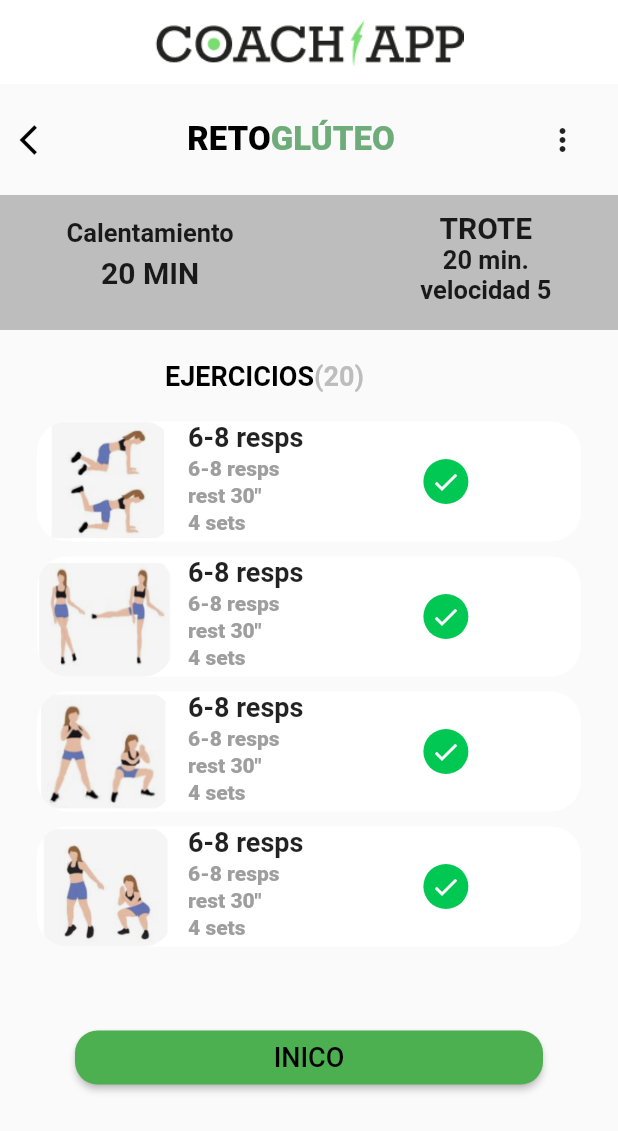
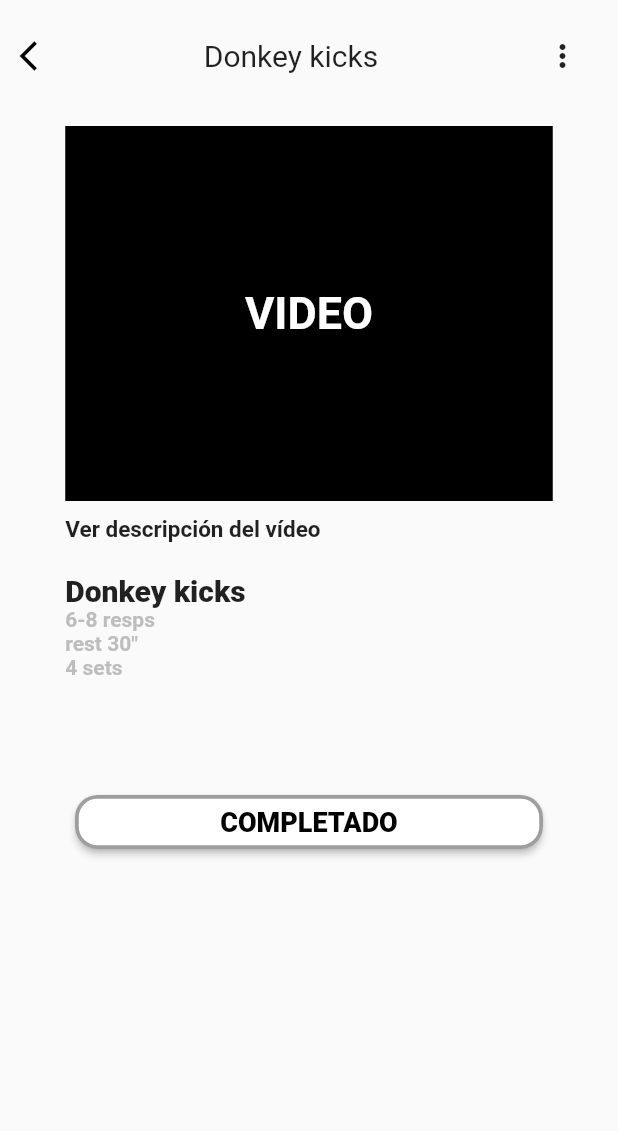
Before and after one commit to niteshnkh/coach, a Flutter app: the Home3 screen opened directly, after a tap on "INICO", on a phone screen of 412 x 824 dp. Shown: the top 1131 px of the screen. Run offline on Flutter 3.47's test engine with Material 2 defaults, Android fonts, the light colour scheme and no system bars; our stand-ins replace sizer.

Commit message:
added home last screen

```diff
--- a/lib/screens/HomeScreen/Home3.dart
+++ b/lib/screens/HomeScreen/Home3.dart
@@ -1,4 +1,5 @@
 import 'package:coach_app/model/home3list.dart';
+import 'package:coach_app/screens/HomeScreen/home4.dart';
 import 'package:flutter/material.dart';
 
 
@@ -195,7 +196,13 @@ class Home3 extends StatelessWidget {
                 child: SizedBox(
                   width: MediaQuery.of(context).size.width,
                   child: ElevatedButton(
-                      onPressed: () {},
+                      onPressed: () {
+                        Navigator.of(context).push(
+                              MaterialPageRoute(
+                                builder: (context) => Home4(),
+                              ),
+                            );
+                      },
                       style: ElevatedButton.styleFrom(
                           primary: Colors.green.shade500,
                           shape: RoundedRectangleBorder(
--- /dev/null
+++ b/lib/screens/HomeScreen/home4.dart
@@ -0,0 +1,181 @@
+import 'package:flutter/cupertino.dart';
+import 'package:flutter/material.dart';
+
+
+class Home4 extends StatelessWidget {
+  const Home4({Key? key}) : super(key: key);
+
+  @override
+  Widget build(BuildContext context) {
+    return Scaffold(
+      appBar: AppBar(
+        toolbarHeight: 0,
+      ),
+      // appBar: AppBar(
+      //   backgroundColor: Colors.white,
+      //   title: Container(
+      //     padding: EdgeInsets.fromLTRB(40, 0, 30 , 0),
+      //     child: Text("Donkey kicks",
+      //       style: TextStyle(
+      //         color: Colors.black
+      //       ),
+      //     ),
+      //   ),
+      //   leading: Icon(
+      //     Icons.arrow_back_ios,
+      //     color: Colors.black,
+      //   ),
+      // ),
+      body: Container(
+        child: SingleChildScrollView(
+          child: Column(
+            children: [
+              Container(
+                width: MediaQuery.of(context).size.width,
+                child: Padding(
+                  padding: const EdgeInsets.all(13.0),
+                  child: SizedBox(
+                    width: MediaQuery.of(context).size.width,
+                    child: Row(
+                      mainAxisAlignment: MainAxisAlignment.spaceBetween,
+                      children: [
+                        Icon(
+                          Icons.arrow_back_ios,
+                          color: Colors.black,
+                        ),
+                        Text("Donkey kicks",
+                        style: TextStyle(
+                          fontSize: 20,
+
+                        ),),
+                        Theme(
+                          data: Theme.of(context).copyWith(
+                            cardColor: Colors.blue,
+                          ),
+                          child: PopupMenuButton(
+                            itemBuilder: (context) {
+                              return List.generate(2, (index) {
+                                return PopupMenuItem(
+                                  child: Text(
+                                    'button no $index',
+                                    style: TextStyle(color: Colors.white),
+                                  ),
+                                );
+                              });
+                            },
+                          ),
+                        )
+                      ],
+                    ),
+                  ),
+                ),
+              ),
+              SizedBox(height: 10,),
+              Container(
+                padding: EdgeInsets.all(20),
+                color: Colors.black,
+                height: 250,
+                width: 325,
+                child: Center(
+                  child: Text("VIDEO",
+                  style: TextStyle(
+                    fontSize: 30,
+                    fontWeight: FontWeight.bold,
+                    color: Colors.white
+                  ),),
+                ),
+              ),
+              SizedBox(height: 10,),
+              Container(
+                height: 130,
+                width: 325,
+                child: Column(
+                  crossAxisAlignment: CrossAxisAlignment.start,
+                  children: [
+                    Container(
+                      //padding: EdgeInsets.fromLTRB(0, 0, 155, 0),
+                      child: Text("Ver descripción del vídeo",
+                        style: TextStyle(
+                          fontWeight: FontWeight.w600,
+                          fontSize: 15
+                        ),
+                      ),
+                    ),
+                SizedBox(height: 20,),
+                Container(
+                  //padding: EdgeInsets.fromLTRB(0, 0, 195, 0),
+                  child: Text("Donkey kicks",
+                    style: TextStyle(
+                      fontWeight: FontWeight.w900,
+                      fontSize: 20,
+
+                    ),
+                    ),
+                ),
+                //SizedBox(height: 10,),
+                Container(
+                  //padding: EdgeInsets.fromLTRB(0, 0, 160, 0),
+                  child: Text("6-8 resps",
+                    style: TextStyle(
+                      color: Colors.grey.shade400,
+                      fontWeight: FontWeight.w600
+                    ),
+                    ),
+                ),
+                //SizedBox(height: 10,),
+                Container(
+                  //padding: EdgeInsets.fromLTRB(0, 0, 160, 0),
+                  child: Text('rest 30"',
+                    style: TextStyle(
+                        color: Colors.grey.shade400,
+                        fontWeight: FontWeight.w600
+                    ),
+                    ),
+                ),
+                //SizedBox(height: 10,),
+                Container(
+                  //padding: EdgeInsets.fromLTRB(0, 0, 160, 0),
+                  child: Text("4 sets",
+                    style: TextStyle(
+                        color: Colors.grey.shade400,
+                        fontWeight: FontWeight.w600
+                    ),
+                    ),
+                )
+                ]
+                ),
+              ),
+              Container(
+                child: Padding(
+                  padding: const EdgeInsets.all(50.0),
+                  child: SizedBox(
+                    width: MediaQuery.of(context).size.width,
+                    child: ElevatedButton(
+                        onPressed: () {},
+                        style: ElevatedButton.styleFrom(
+                            primary: Colors.white,
+                            shape: RoundedRectangleBorder(
+                                borderRadius:
+                                BorderRadius.circular(15)),
+                            side: BorderSide(
+                              color: Colors.grey,
+                              width: 2.5,
+                            )),
+                        child: Text(
+                          "COMPLETADO",
+                          textAlign: TextAlign.center,
+                          style: TextStyle(
+                              color: Colors.black,
+                              fontSize: 18,
+                              fontWeight: FontWeight.w800),
+                        )),
+                  ),
+                ),
+              ),
+            ],
+          ),
+        ),
+      ),
+    );
+  }
+}
```
